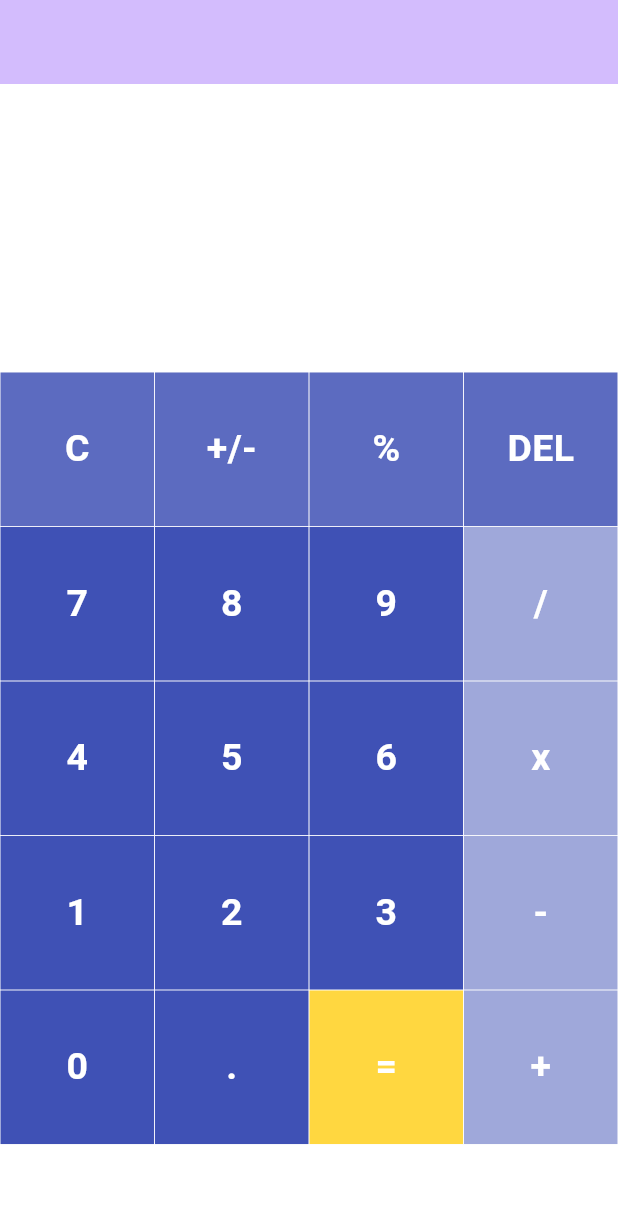
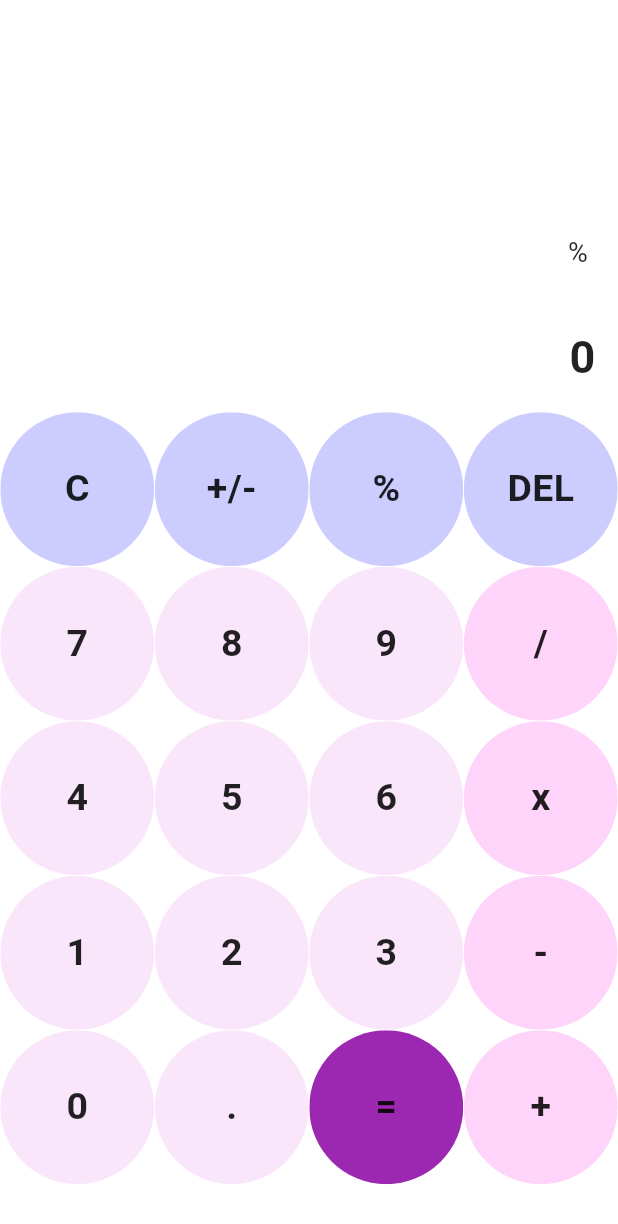
Before and after one commit to soaresg/flutter_calculator, a Flutter app: the screen it shows after launch, after a tap on an icon or button, on a phone screen of 412 x 824 dp. Shown: the top 1224 px of the screen. Run offline on Flutter 3.47's test engine with Material 3 defaults, Android fonts, the phone set to English and light mode, and no system bars; our stand-ins replace math_expressions.

Commit message:
design ajustments

```diff
--- /dev/null
+++ b/lib/colors.dart
@@ -0,0 +1,32 @@
+import 'package:flutter/material.dart';
+import 'package:flutter/scheduler.dart';
+
+class ThemeColors {
+  final bool isDarkTheme =
+      SchedulerBinding.instance.platformDispatcher.platformBrightness ==
+          Brightness.dark;
+
+  late Color background;
+  late Color textColor;
+  late Color buttonTextColor;
+  late Color numberButtonColor;
+  late Color operatorButtonColor;
+  late Color functionButtonColor;
+  late Color equalButtonColor;
+
+  void init() {
+    background = isDarkTheme ? Colors.white12 : Colors.white;
+    textColor = isDarkTheme ? Colors.white : Colors.black87;
+    buttonTextColor = isDarkTheme ? Colors.white : Colors.black87;
+    numberButtonColor = isDarkTheme
+        ? const Color.fromRGBO(250, 230, 250, 1)
+        : const Color.fromRGBO(250, 230, 250, 1);
+    operatorButtonColor = isDarkTheme
+        ? const Color.fromRGBO(255, 212, 250, 1)
+        : const Color.fromRGBO(255, 212, 250, 1);
+    functionButtonColor = isDarkTheme
+        ? const Color.fromRGBO(204, 204, 255, 1)
+        : const Color.fromRGBO(204, 204, 255, 1);
+    equalButtonColor = Colors.purple;
+  }
+}
--- a/lib/custom_button.dart
+++ b/lib/custom_button.dart
@@ -22,7 +22,10 @@ class CustomButton extends StatelessWidget {
         padding: const EdgeInsets.all(.2),
         child: ClipRRect(
           child: Container(
-            color: color,
+            decoration: BoxDecoration(
+              borderRadius: const BorderRadius.all(Radius.circular(100)),
+              color: color,
+            ),
             child: Center(
               child: Text(
                 buttonText,
--- a/lib/home_page.dart
+++ b/lib/home_page.dart
@@ -1,5 +1,6 @@
 import 'package:flutter/material.dart';
 import 'package:flutter_calculator/calculator_controller.dart';
+import 'package:flutter_calculator/colors.dart';
 import 'package:flutter_calculator/custom_button.dart';
 
 class HomePage extends StatefulWidget {
@@ -12,20 +13,23 @@ class HomePage extends StatefulWidget {
 
 class _HomePageState extends State<HomePage> {
   CalculatorController controller = CalculatorController();
+  ThemeColors colors = ThemeColors();
+
+  @override
+  void initState() {
+    colors.init();
+    super.initState();
+  }
 
   @override
   Widget build(BuildContext context) {
     return Scaffold(
-      appBar: AppBar(
-        backgroundColor: Theme.of(context).colorScheme.inversePrimary,
-        title: Text(widget.title),
-      ),
-      backgroundColor: Colors.white38,
+      backgroundColor: colors.background,
       body: Column(
         children: <Widget>[
           Expanded(
             child: Column(
-              mainAxisAlignment: MainAxisAlignment.spaceEvenly,
+              mainAxisAlignment: MainAxisAlignment.end,
               children: <Widget>[
                 AnimatedBuilder(
                   animation: controller.input,
@@ -34,9 +38,9 @@ class _HomePageState extends State<HomePage> {
                     alignment: Alignment.centerRight,
                     child: Text(
                       controller.input.value,
-                      style: const TextStyle(
+                      style: TextStyle(
                         fontSize: 18,
-                        color: Colors.white,
+                        color: colors.textColor,
                       ),
                     ),
                   ),
@@ -48,9 +52,9 @@ class _HomePageState extends State<HomePage> {
                     alignment: Alignment.centerRight,
                     child: Text(
                       controller.answer.value,
-                      style: const TextStyle(
+                      style: TextStyle(
                         fontSize: 30,
-                        color: Colors.white,
+                        color: colors.textColor,
                         fontWeight: FontWeight.bold,
                       ),
                     ),
@@ -60,7 +64,7 @@ class _HomePageState extends State<HomePage> {
             ),
           ),
           Expanded(
-            flex: 3,
+            flex: 2,
             child: GridView.builder(
               itemCount: controller.labels.length,
               gridDelegate: const SliverGridDelegateWithFixedCrossAxisCount(
@@ -73,24 +77,26 @@ class _HomePageState extends State<HomePage> {
 
                 if (isFunction) {
                   return CustomButton(
-                    color: Colors.indigo.shade400,
-                    textColor: Colors.white,
+                    color: colors.functionButtonColor,
+                    textColor: colors.buttonTextColor,
                     buttonText: controller.labels[index],
                     buttonTapped: () =>
                         controller.functionButtons(controller.labels[index]),
                   );
                 } else if (controller.labels[index] == '=') {
                   return CustomButton(
-                    color: Colors.amberAccent.shade200,
-                    textColor: Colors.white,
+                    color: colors.equalButtonColor,
+                    textColor: colors.buttonTextColor,
                     buttonText: controller.labels[index],
                     buttonTapped: () => controller.equalPressed(),
                   );
                 }
 
                 return CustomButton(
-                  color: isOperator ? Colors.indigo.shade200 : Colors.indigo,
-                  textColor: Colors.white,
+                  color: isOperator
+                      ? colors.operatorButtonColor
+                      : colors.numberButtonColor,
+                  textColor: colors.buttonTextColor,
                   buttonText: controller.labels[index],
                   buttonTapped: () =>
                       controller.input.value += controller.labels[index],
```
